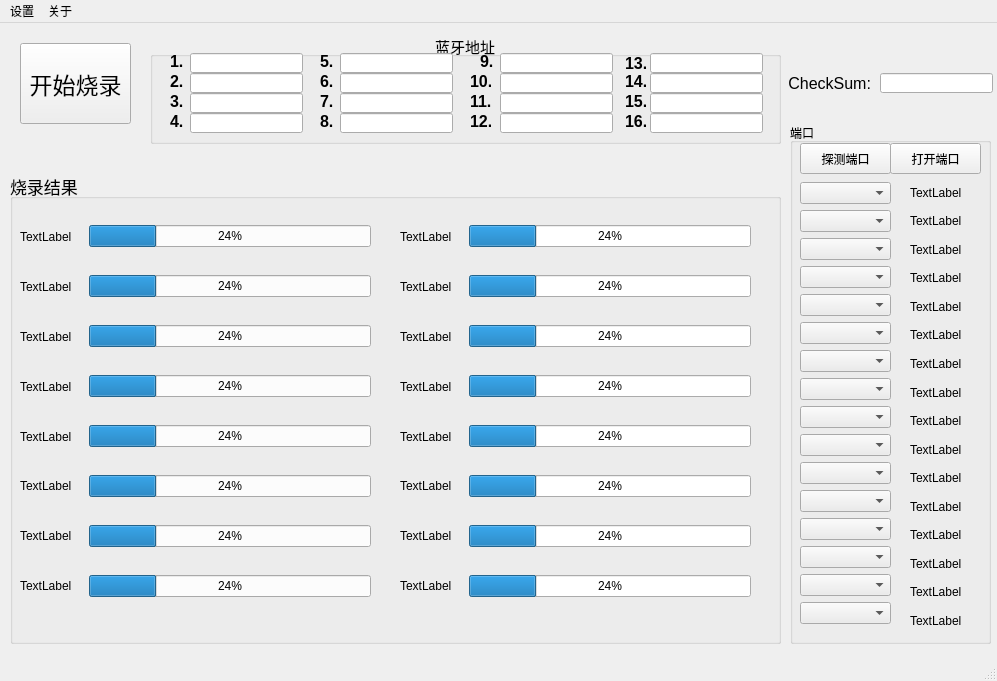
Above: BurningTool/BurningToolDlg.ui from Gsk602776162/PyQt5 before the change. Below: the same form after it.
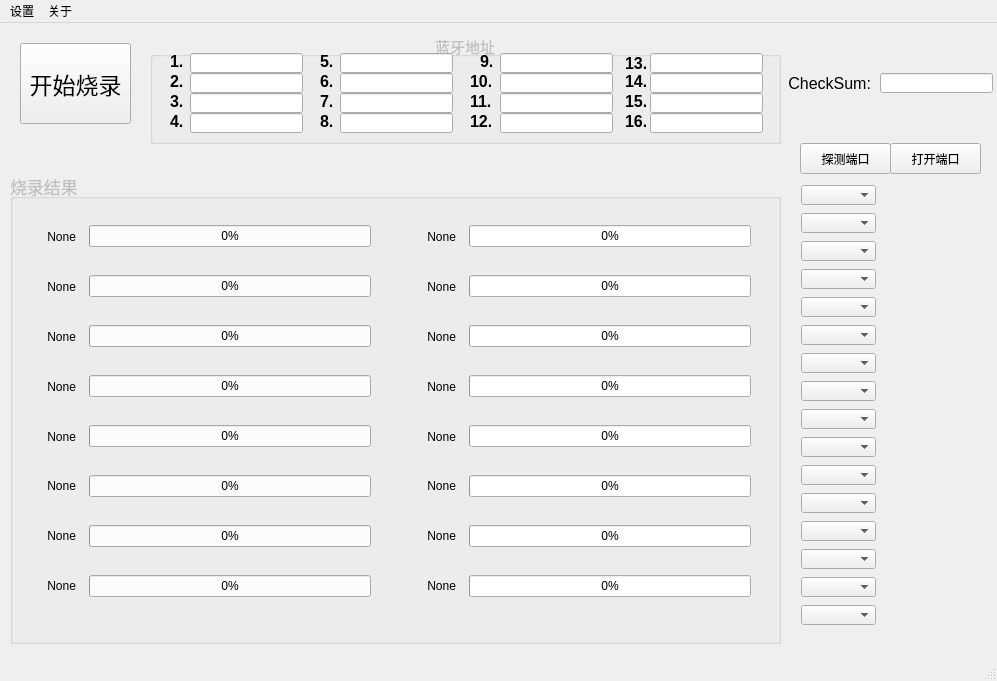
That is the form after the change.

Patch:
```diff
--- a/BurningTool/BurningToolDlg.ui
+++ b/BurningTool/BurningToolDlg.ui
@@ -570,6 +570,9 @@
     </property>
    </widget>
    <widget class="QGroupBox" name="groupBox">
+    <property name="enabled">
+     <bool>false</bool>
+    </property>
     <property name="geometry">
      <rect>
       <x>150</x>
@@ -606,62 +609,65 @@
      <item>
       <widget class="QProgressBar" name="progressBar9">
        <property name="value">
-        <number>24</number>
+        <number>0</number>
        </property>
       </widget>
      </item>
      <item>
       <widget class="QProgressBar" name="progressBar10">
        <property name="value">
-        <number>24</number>
+        <number>0</number>
        </property>
       </widget>
      </item>
      <item>
       <widget class="QProgressBar" name="progressBar11">
        <property name="value">
-        <number>24</number>
+        <number>0</number>
        </property>
       </widget>
      </item>
      <item>
       <widget class="QProgressBar" name="progressBar12">
        <property name="value">
-        <number>24</number>
+        <number>0</number>
        </property>
       </widget>
      </item>
      <item>
       <widget class="QProgressBar" name="progressBar13">
        <property name="value">
-        <number>24</number>
+        <number>0</number>
        </property>
       </widget>
      </item>
      <item>
       <widget class="QProgressBar" name="progressBar14">
        <property name="value">
-        <number>24</number>
+        <number>0</number>
        </property>
       </widget>
      </item>
      <item>
       <widget class="QProgressBar" name="progressBar15">
        <property name="value">
-        <number>24</number>
+        <number>0</number>
        </property>
       </widget>
      </item>
      <item>
       <widget class="QProgressBar" name="progressBar16">
        <property name="value">
-        <number>24</number>
+        <number>0</number>
        </property>
       </widget>
      </item>
     </layout>
    </widget>
    <widget class="QGroupBox" name="groupBox_2">
+    <property name="enabled">
+     <bool>false</bool>
+    </property>
     <property name="geometry">
      <rect>
       <x>10</x>
@@ -679,19 +685,6 @@
      <string>烧录结果</string>
     </property>
    </widget>
-   <widget class="QGroupBox" name="groupBox_3">
-    <property name="geometry">
-     <rect>
-      <x>790</x>
-      <y>100</y>
-      <width>201</width>
-      <height>521</height>
-     </rect>
-    </property>
-    <property name="title">
-     <string>端口</string>
-    </property>
-   </widget>
    <widget class="QWidget" name="layoutWidget_2">
     <property name="geometry">
      <rect>
@@ -714,7 +707,10 @@
      <item>
       <widget class="QLabel" name="labelportcombo9">
        <property name="text">
-        <string>TextLabel</string>
+        <string>None</string>
+       </property>
+       <property name="alignment">
+        <set>Qt::AlignRight|Qt::AlignTrailing|Qt::AlignVCenter</set>
        </property>
       </widget>
      </item>
@@ -726,7 +722,10 @@
         </font>
        </property>
        <property name="text">
-        <string>TextLabel</string>
+        <string>None</string>
+       </property>
+       <property name="alignment">
+        <set>Qt::AlignRight|Qt::AlignTrailing|Qt::AlignVCenter</set>
        </property>
       </widget>
      </item>
@@ -738,7 +737,10 @@
         </font>
        </property>
        <property name="text">
-        <string>TextLabel</string>
+        <string>None</string>
+       </property>
+       <property name="alignment">
+        <set>Qt::AlignRight|Qt::AlignTrailing|Qt::AlignVCenter</set>
        </property>
       </widget>
      </item>
@@ -750,7 +752,10 @@
         </font>
        </property>
        <property name="text">
-        <string>TextLabel</string>
+        <string>None</string>
+       </property>
+       <property name="alignment">
+        <set>Qt::AlignRight|Qt::AlignTrailing|Qt::AlignVCenter</set>
        </property>
       </widget>
      </item>
@@ -762,7 +767,10 @@
         </font>
        </property>
        <property name="text">
-        <string>TextLabel</string>
+        <string>None</string>
+       </property>
+       <property name="alignment">
+        <set>Qt::AlignRight|Qt::AlignTrailing|Qt::AlignVCenter</set>
        </property>
       </widget>
      </item>
@@ -774,7 +782,10 @@
         </font>
        </property>
        <property name="text">
-        <string>TextLabel</string>
+        <string>None</string>
+       </property>
+       <property name="alignment">
+        <set>Qt::AlignRight|Qt::AlignTrailing|Qt::AlignVCenter</set>
        </property>
       </widget>
      </item>
@@ -786,7 +797,10 @@
         </font>
        </property>
        <property name="text">
-        <string>TextLabel</string>
+        <string>None</string>
+       </property>
+       <property name="alignment">
+        <set>Qt::AlignRight|Qt::AlignTrailing|Qt::AlignVCenter</set>
        </property>
       </widget>
      </item>
@@ -798,7 +812,10 @@
         </font>
        </property>
        <property name="text">
-        <string>TextLabel</string>
+        <string>None</string>
+       </property>
+       <property name="alignment">
+        <set>Qt::AlignRight|Qt::AlignTrailing|Qt::AlignVCenter</set>
        </property>
       </widget>
      </item>
@@ -820,246 +837,56 @@
      <item>
       <widget class="QProgressBar" name="progressBar1">
        <property name="value">
-        <number>24</number>
+        <number>0</number>
        </property>
       </widget>
      </item>
      <item>
       <widget class="QProgressBar" name="progressBar2">
        <property name="value">
-        <number>24</number>
+        <number>0</number>
        </property>
       </widget>
      </item>
      <item>
       <widget class="QProgressBar" name="progressBar3">
        <property name="value">
-        <number>24</number>
+        <number>0</number>
        </property>
       </widget>
      </item>
      <item>
       <widget class="QProgressBar" name="progressBar4">
        <property name="value">
-        <number>24</number>
+        <number>0</number>
        </property>
       </widget>
      </item>
      <item>
       <widget class="QProgressBar" name="progressBar5">
        <property name="value">
-        <number>24</number>
+        <number>0</number>
        </property>
       </widget>
      </item>
      <item>
       <widget class="QProgressBar" name="progressBar6">
        <property name="value">
-        <number>24</number>
+        <number>0</number>
        </property>
       </widget>
      </item>
      <item>
       <widget class="QProgressBar" name="progressBar7">
        <property name="value">
-        <number>24</number>
+        <number>0</number>
        </property>
       </widget>
      </item>
      <item>
       <widget class="QProgressBar" name="progressBar8">
        <property name="value">
-        <number>24</number>
-       </property>
-      </widget>
-     </item>
-    </layout>
-   </widget>
-   <widget class="QWidget" name="layoutWidget">
-    <property name="geometry">
-     <rect>
-      <x>800</x>
-      <y>159</y>
-      <width>91</width>
-      <height>451</height>
-     </rect>
-    </property>
-    <layout class="QVBoxLayout" name="verticalLayout_3">
-     <property name="leftMargin">
-      <number>0</number>
-     </property>
-     <item>
-      <widget class="QComboBox" name="comboBox1"/>
-     </item>
-     <item>
-      <widget class="QComboBox" name="comboBox2"/>
-     </item>
-     <item>
-      <widget class="QComboBox" name="comboBox3"/>
-     </item>
-     <item>
-      <widget class="QComboBox" name="comboBox4"/>
-     </item>
-     <item>
-      <widget class="QComboBox" name="comboBox5"/>
-     </item>
-     <item>
-      <widget class="QComboBox" name="comboBox6"/>
-     </item>
-     <item>
-      <widget class="QComboBox" name="comboBox7"/>
-     </item>
-     <item>
-      <widget class="QComboBox" name="comboBox8"/>
-     </item>
-     <item>
-      <widget class="QComboBox" name="comboBox9"/>
-     </item>
-     <item>
-      <widget class="QComboBox" name="comboBox10"/>
-     </item>
-     <item>
-      <widget class="QComboBox" name="comboBox11"/>
-     </item>
-     <item>
-      <widget class="QComboBox" name="comboBox12"/>
-     </item>
-     <item>
-      <widget class="QComboBox" name="comboBox13"/>
-     </item>
-     <item>
-      <widget class="QComboBox" name="comboBox14"/>
-     </item>
-     <item>
-      <widget class="QComboBox" name="comboBox15"/>
-     </item>
-     <item>
-      <widget class="QComboBox" name="comboBox16"/>
-     </item>
-    </layout>
-   </widget>
-   <widget class="QWidget" name="layoutWidget">
-    <property name="geometry">
-     <rect>
-      <x>890</x>
-      <y>158</y>
-      <width>91</width>
-      <height>451</height>
-     </rect>
-    </property>
-    <layout class="QVBoxLayout" name="verticalLayout_4">
-     <property name="leftMargin">
-      <number>20</number>
-     </property>
-     <item>
-      <widget class="QLabel" name="labelstate1">
-       <property name="text">
-        <string>TextLabel</string>
-       </property>
-      </widget>
-     </item>
-     <item>
-      <widget class="QLabel" name="labelstate2">
-       <property name="text">
-        <string>TextLabel</string>
-       </property>
-      </widget>
-     </item>
-     <item>
-      <widget class="QLabel" name="labelstate3">
-       <property name="text">
-        <string>TextLabel</string>
-       </property>
-      </widget>
-     </item>
-     <item>
-      <widget class="QLabel" name="labelstate4">
-       <property name="text">
-        <string>TextLabel</string>
-       </property>
-      </widget>
-     </item>
-     <item>
-      <widget class="QLabel" name="labelstate5">
-       <property name="text">
-        <string>TextLabel</string>
-       </property>
-      </widget>
-     </item>
-     <item>
-      <widget class="QLabel" name="labelstate6">
-       <property name="text">
-        <string>TextLabel</string>
-       </property>
-      </widget>
-     </item>
-     <item>
-      <widget class="QLabel" name="labelstate7">
-       <property name="text">
-        <string>TextLabel</string>
-       </property>
-      </widget>
-     </item>
-     <item>
-      <widget class="QLabel" name="labelstate8">
-       <property name="text">
-        <string>TextLabel</string>
-       </property>
-      </widget>
-     </item>
-     <item>
-      <widget class="QLabel" name="labelstate9">
-       <property name="text">
-        <string>TextLabel</string>
-       </property>
-      </widget>
-     </item>
-     <item>
-      <widget class="QLabel" name="labelstate10">
-       <property name="text">
-        <string>TextLabel</string>
-       </property>
-      </widget>
-     </item>
-     <item>
-      <widget class="QLabel" name="labelstate11">
-       <property name="text">
-        <string>TextLabel</string>
-       </property>
-      </widget>
-     </item>
-     <item>
-      <widget class="QLabel" name="labelstate12">
-       <property name="text">
-        <string>TextLabel</string>
-       </property>
-      </widget>
-     </item>
-     <item>
-      <widget class="QLabel" name="labelstate13">
-       <property name="text">
-        <string>TextLabel</string>
-       </property>
-      </widget>
-     </item>
-     <item>
-      <widget class="QLabel" name="labelstate14">
-       <property name="text">
-        <string>TextLabel</string>
-       </property>
-      </widget>
-     </item>
-     <item>
-      <widget class="QLabel" name="labelstate15">
-       <property name="text">
-        <string>TextLabel</string>
-       </property>
-      </widget>
-     </item>
-     <item>
-      <widget class="QLabel" name="labelstate16">
-       <property name="text">
-        <string>TextLabel</string>
+        <number>0</number>
        </property>
       </widget>
      </item>
@@ -1087,7 +914,10 @@
      <item>
       <widget class="QLabel" name="labelportcombo1">
        <property name="text">
-        <string>TextLabel</string>
+        <string>None</string>
+       </property>
+       <property name="alignment">
+        <set>Qt::AlignRight|Qt::AlignTrailing|Qt::AlignVCenter</set>
        </property>
       </widget>
      </item>
@@ -1099,7 +929,10 @@
         </font>
        </property>
        <property name="text">
-        <string>TextLabel</string>
+        <string>None</string>
+       </property>
+       <property name="alignment">
+        <set>Qt::AlignRight|Qt::AlignTrailing|Qt::AlignVCenter</set>
        </property>
       </widget>
      </item>
@@ -1111,7 +944,10 @@
         </font>
        </property>
        <property name="text">
-        <string>TextLabel</string>
+        <string>None</string>
+       </property>
+       <property name="alignment">
+        <set>Qt::AlignRight|Qt::AlignTrailing|Qt::AlignVCenter</set>
        </property>
       </widget>
      </item>
@@ -1123,7 +959,10 @@
         </font>
        </property>
        <property name="text">
-        <string>TextLabel</string>
+        <string>None</string>
+       </property>
+       <property name="alignment">
+        <set>Qt::AlignRight|Qt::AlignTrailing|Qt::AlignVCenter</set>
        </property>
       </widget>
      </item>
@@ -1135,7 +974,10 @@
         </font>
        </property>
        <property name="text">
-        <string>TextLabel</string>
+        <string>None</string>
+       </property>
+       <property name="alignment">
+        <set>Qt::AlignRight|Qt::AlignTrailing|Qt::AlignVCenter</set>
        </property>
       </widget>
      </item>
@@ -1147,7 +989,10 @@
         </font>
        </property>
        <property name="text">
-        <string>TextLabel</string>
+        <string>None</string>
+       </property>
+       <property name="alignment">
+        <set>Qt::AlignRight|Qt::AlignTrailing|Qt::AlignVCenter</set>
        </property>
       </widget>
      </item>
@@ -1159,7 +1004,10 @@
         </font>
        </property>
        <property name="text">
-        <string>TextLabel</string>
+        <string>None</string>
+       </property>
+       <property name="alignment">
+        <set>Qt::AlignRight|Qt::AlignTrailing|Qt::AlignVCenter</set>
        </property>
       </widget>
      </item>
@@ -1171,15 +1019,385 @@
         </font>
        </property>
        <property name="text">
-        <string>TextLabel</string>
+        <string>None</string>
+       </property>
+       <property name="alignment">
+        <set>Qt::AlignRight|Qt::AlignTrailing|Qt::AlignVCenter</set>
        </property>
       </widget>
      </item>
     </layout>
    </widget>
-   <zorder>groupBox_2</zorder>
-   <zorder>groupBox_3</zorder>
+   <widget class="QComboBox" name="comboBox13">
+    <property name="geometry">
+     <rect>
+      <x>801</x>
+      <y>498</y>
+      <width>75</width>
+      <height>20</height>
+     </rect>
+    </property>
+   </widget>
+   <widget class="QComboBox" name="comboBox14">
+    <property name="geometry">
+     <rect>
+      <x>801</x>
+      <y>526</y>
+      <width>75</width>
+      <height>20</height>
+     </rect>
+    </property>
+   </widget>
+   <widget class="QComboBox" name="comboBox12">
+    <property name="geometry">
+     <rect>
+      <x>801</x>
+      <y>470</y>
+      <width>75</width>
+      <height>20</height>
+     </rect>
+    </property>
+   </widget>
+   <widget class="QComboBox" name="comboBox16">
+    <property name="geometry">
+     <rect>
+      <x>801</x>
+      <y>582</y>
+      <width>75</width>
+      <height>20</height>
+     </rect>
+    </property>
+   </widget>
+   <widget class="QComboBox" name="comboBox15">
+    <property name="geometry">
+     <rect>
+      <x>801</x>
+      <y>554</y>
+      <width>75</width>
+      <height>20</height>
+     </rect>
+    </property>
+   </widget>
+   <widget class="QComboBox" name="comboBox1">
+    <property name="geometry">
+     <rect>
+      <x>801</x>
+      <y>162</y>
+      <width>75</width>
+      <height>20</height>
+     </rect>
+    </property>
+   </widget>
+   <widget class="QComboBox" name="comboBox2">
+    <property name="geometry">
+     <rect>
+      <x>801</x>
+      <y>190</y>
+      <width>75</width>
+      <height>20</height>
+     </rect>
+    </property>
+   </widget>
+   <widget class="QComboBox" name="comboBox3">
+    <property name="geometry">
+     <rect>
+      <x>801</x>
+      <y>218</y>
+      <width>75</width>
+      <height>20</height>
+     </rect>
+    </property>
+   </widget>
+   <widget class="QComboBox" name="comboBox4">
+    <property name="geometry">
+     <rect>
+      <x>801</x>
+      <y>246</y>
+      <width>75</width>
+      <height>20</height>
+     </rect>
+    </property>
+   </widget>
+   <widget class="QComboBox" name="comboBox6">
+    <property name="geometry">
+     <rect>
+      <x>801</x>
+      <y>302</y>
+      <width>75</width>
+      <height>20</height>
+     </rect>
+    </property>
+   </widget>
+   <widget class="QComboBox" name="comboBox5">
+    <property name="geometry">
+     <rect>
+      <x>801</x>
+      <y>274</y>
+      <width>75</width>
+      <height>20</height>
+     </rect>
+    </property>
+   </widget>
+   <widget class="QComboBox" name="comboBox8">
+    <property name="geometry">
+     <rect>
+      <x>801</x>
+      <y>358</y>
+      <width>75</width>
+      <height>20</height>
+     </rect>
+    </property>
+   </widget>
+   <widget class="QComboBox" name="comboBox7">
+    <property name="geometry">
+     <rect>
+      <x>801</x>
+      <y>330</y>
+      <width>75</width>
+      <height>20</height>
+     </rect>
+    </property>
+   </widget>
+   <widget class="QComboBox" name="comboBox9">
+    <property name="geometry">
+     <rect>
+      <x>801</x>
+      <y>386</y>
+      <width>75</width>
+      <height>20</height>
+     </rect>
+    </property>
+   </widget>
+   <widget class="QComboBox" name="comboBox11">
+    <property name="geometry">
+     <rect>
+      <x>801</x>
+      <y>442</y>
+      <width>75</width>
+      <height>20</height>
+     </rect>
+    </property>
+   </widget>
+   <widget class="QComboBox" name="comboBox10">
+    <property name="geometry">
+     <rect>
+      <x>801</x>
+      <y>414</y>
+      <width>75</width>
+      <height>20</height>
+     </rect>
+    </property>
+   </widget>
+   <widget class="QLabel" name="labelstate15">
+    <property name="geometry">
+     <rect>
+      <x>910</x>
+      <y>557</y>
+      <width>54</width>
+      <height>16</height>
+     </rect>
+    </property>
+    <property name="text">
+     <string/>
+    </property>
+   </widget>
+   <widget class="QLabel" name="labelstate16">
+    <property name="geometry">
+     <rect>
+      <x>910</x>
+      <y>586</y>
+      <width>54</width>
+      <height>16</height>
+     </rect>
+    </property>
+    <property name="text">
+     <string/>
+    </property>
+   </widget>
+   <widget class="QLabel" name="labelstate1">
+    <property name="geometry">
+     <rect>
+      <x>910</x>
+      <y>159</y>
+      <width>54</width>
+      <height>16</height>
+     </rect>
+    </property>
+    <property name="text">
+     <string/>
+    </property>
+   </widget>
+   <widget class="QLabel" name="labelstate2">
+    <property name="geometry">
+     <rect>
+      <x>910</x>
+      <y>187</y>
+      <width>54</width>
+      <height>16</height>
+     </rect>
+    </property>
+    <property name="text">
+     <string/>
+    </property>
+   </widget>
+   <widget class="QLabel" name="labelstate3">
+    <property name="geometry">
+     <rect>
+      <x>910</x>
+      <y>216</y>
+      <width>54</width>
+      <height>16</height>
+     </rect>
+    </property>
+    <property name="text">
+     <string/>
+    </property>
+   </widget>
+   <widget class="QLabel" name="labelstate4">
+    <property name="geometry">
+     <rect>
+      <x>910</x>
+      <y>244</y>
+      <width>54</width>
+      <height>16</height>
+     </rect>
+    </property>
+    <property name="text">
+     <string/>
+    </property>
+   </widget>
+   <widget class="QLabel" name="labelstate5">
+    <property name="geometry">
+     <rect>
+      <x>910</x>
+      <y>273</y>
+      <width>54</width>
+      <height>16</height>
+     </rect>
+    </property>
+    <property name="text">
+     <string/>
+    </property>
+   </widget>
+   <widget class="QLabel" name="labelstate6">
+    <property name="geometry">
+     <rect>
+      <x>910</x>
+      <y>301</y>
+      <width>54</width>
+      <height>16</height>
+     </rect>
+    </property>
+    <property name="text">
+     <string/>
+    </property>
+   </widget>
+   <widget class="QLabel" name="labelstate7">
+    <property name="geometry">
+     <rect>
+      <x>910</x>
+      <y>330</y>
+      <width>54</width>
+      <height>16</height>
+     </rect>
+    </property>
+    <property name="text">
+     <string/>
+    </property>
+   </widget>
+   <widget class="QLabel" name="labelstate8">
+    <property name="geometry">
+     <rect>
+      <x>910</x>
+      <y>358</y>
+      <width>54</width>
+      <height>16</height>
+     </rect>
+    </property>
+    <property name="text">
+     <string/>
+    </property>
+   </widget>
+   <widget class="QLabel" name="labelstate9">
+    <property name="geometry">
+     <rect>
+      <x>910</x>
+      <y>387</y>
+      <width>54</width>
+      <height>16</height>
+     </rect>
+    </property>
+    <property name="text">
+     <string/>
+    </property>
+   </widget>
+   <widget class="QLabel" name="labelstate10">
+    <property name="geometry">
+     <rect>
+      <x>910</x>
+      <y>415</y>
+      <width>54</width>
+      <height>16</height>
+     </rect>
+    </property>
+    <property name="text">
+     <string/>
+    </property>
+   </widget>
+   <widget class="QLabel" name="labelstate11">
+    <property name="geometry">
+     <rect>
+      <x>910</x>
+      <y>443</y>
+      <width>54</width>
+      <height>16</height>
+     </rect>
+    </property>
+    <property name="text">
+     <string/>
+    </property>
+   </widget>
+   <widget class="QLabel" name="labelstate13">
+    <property name="geometry">
+     <rect>
+      <x>910</x>
+      <y>500</y>
+      <width>54</width>
+      <height>16</height>
+     </rect>
+    </property>
+    <property name="text">
+     <string/>
+    </property>
+   </widget>
+   <widget class="QLabel" name="labelstate12">
+    <property name="geometry">
+     <rect>
+      <x>910</x>
+      <y>472</y>
+      <width>54</width>
+      <height>16</height>
+     </rect>
+    </property>
+    <property name="text">
+     <string/>
+    </property>
+   </widget>
+   <widget class="QLabel" name="labelstate14">
+    <property name="geometry">
+     <rect>
+      <x>910</x>
+      <y>529</y>
+      <width>54</width>
+      <height>16</height>
+     </rect>
+    </property>
+    <property name="text">
+     <string/>
+    </property>
+   </widget>
    <zorder>groupBox</zorder>
+   <zorder>groupBox_2</zorder>
    <zorder>layoutWidget</zorder>
    <zorder>layoutWidget</zorder>
    <zorder>layoutWidget</zorder>
@@ -1262,11 +1480,23 @@
    </property>
   </action>
   <action name="actionpic8">
+   <property name="checkable">
+    <bool>true</bool>
+   </property>
+   <property name="checked">
+    <bool>false</bool>
+   </property>
    <property name="text">
     <string>8</string>
    </property>
   </action>
   <action name="actionpic16">
+   <property name="checkable">
+    <bool>true</bool>
+   </property>
+   <property name="checked">
+    <bool>true</bool>
+   </property>
    <property name="text">
     <string>16</string>
    </property>
```
